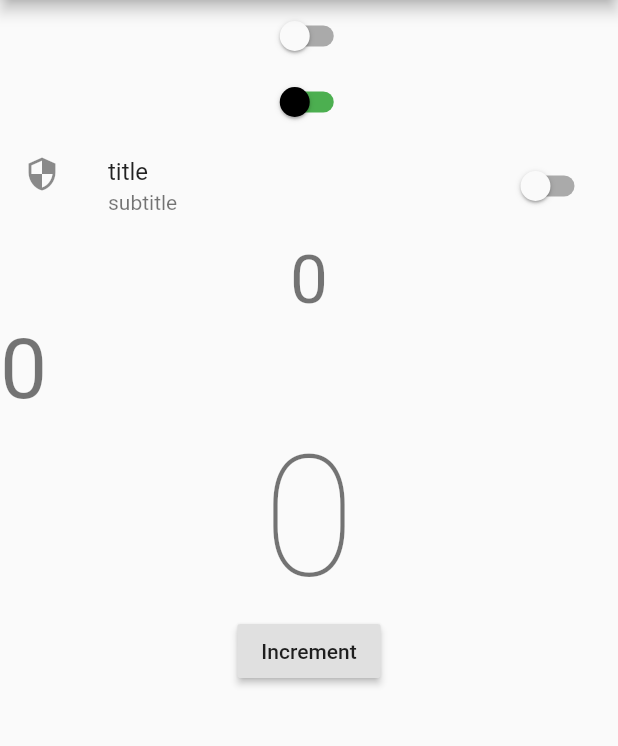
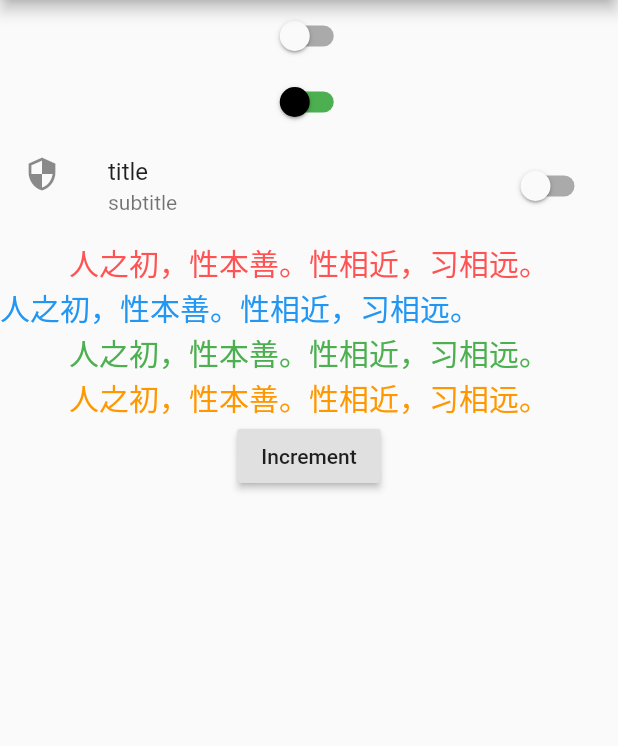
Before and after one commit to huangyuanlove/all_flutter_widget, a Flutter app: the SwitchWidget screen opened by its route, on a phone screen of 412 x 824 dp, the part 84-830 px from its top. Run offline on Flutter 3.47's test engine with Material 2 defaults, Android fonts, the light colour scheme and no system bars; our stand-ins replace flutter_riverpod, flutter_widget_from_html_core.

```diff
--- a/lib/all_widget/form/switch_widget.dart
+++ b/lib/all_widget/form/switch_widget.dart
@@ -1,9 +1,68 @@
+import 'dart:async';
+
 import 'package:flutter/material.dart';
 
 class SwitchWidget extends StatefulWidget {
   @override
   _SwitchWidgetState createState() => _SwitchWidgetState();
 }
+
+final List<String> values = ["人之初，性本善。性相近，习相远。",
+
+  "苟不教，性乃迁。教之道，贵以专。",
+
+"昔孟母，择邻处。子不学，断机杼。",
+
+"窦燕山，有义方。教五子，名俱扬。",
+
+"养不教，父之过。教不严，师之惰。",
+
+"子不学，非所宜。幼不学，老何为。",
+
+"玉不琢，不成器。人不学，不知义。",
+
+"为人子，方少时。亲师友，习礼仪。",
+
+"香九龄，能温席。孝于亲，所当执。",
+
+"融四岁，能让梨。弟于长，宜先知。",
+
+"首孝悌，次见闻。知某数，识某文。",
+
+"一而十，十而百。百而千，千而万。",
+
+"三才者，天地人。三光者，日月星。",
+
+"三纲者，君臣义。父子亲，夫妇顺。",
+
+"曰春夏，曰秋冬。此四时，运不穷。",
+
+"曰南北，曰西东。此四方，应乎中。",
+
+"曰水火，木金土。此五行，本乎数。",
+
+"十干者，甲至癸。十二支，子至亥。",
+
+"曰黄道，日所躔。曰赤道，当中权。",
+
+"赤道下，温暖极。我中华，在东北。",
+
+"曰江河，曰淮济。此四渎，水之纪。",
+
+"曰岱华，嵩恒衡。此五岳，山之名。",
+
+"曰士农，曰工商。此四民，国之良。",
+
+"曰仁义，礼智信。此五常，不容紊。",
+
+"地所生，有草木。此植物，遍水陆。",
+
+"有虫鱼，有鸟兽。此动物，能飞走。",
+
+"稻粱菽，麦黍稷。此六谷，人所食。",
+
+"马牛羊，鸡犬豕。此六畜，人所饲。"];
+
 
 class _SwitchWidgetState extends State<SwitchWidget> {
   @override
@@ -99,8 +158,30 @@ class DefaultAnimatedSwitcher extends StatefulWidget {
   _DefaultAnimatedSwitcherState createState() => _DefaultAnimatedSwitcherState();
 }
 
-class _DefaultAnimatedSwitcherState extends State<DefaultAnimatedSwitcher> {
+class _DefaultAnimatedSwitcherState extends State<DefaultAnimatedSwitcher> with SingleTickerProviderStateMixin{
   int _count = 0;
+
+
+ late AnimationController slideAnimationController;
+ @override
+  void initState() {
+    slideAnimationController= AnimationController(vsync: this,duration: Duration(seconds: 1));
+    slideAnimationController.addStatusListener((status) {
+      print ("当前状态  $status");
+      if(status == AnimationStatus.completed){
+        slideAnimationController.reset();
+        setState(() {
+          _count += 1;
+        });
+      }
+    });
+    Timer timer =  Timer.periodic(Duration(seconds: 2), (timer) {
+
+      slideAnimationController.forward();
+    });
+    super.initState();
+  }
+
   @override
   Widget build(BuildContext context) {
     return Column(
@@ -112,12 +193,12 @@ class _DefaultAnimatedSwitcherState extends State<DefaultAnimatedSwitcher> {
             return ScaleTransition(child: child, scale: animation);
           },
           child: Text(
-            '$_count',
+            values[_count % values.length],
             // This key causes the AnimatedSwitcher to interpret this as a "new"
             // child each time the count changes, so that it will begin its animation
             // when the count changes.
             key: ValueKey<int>(_count),
-            style: Theme.of(context).textTheme.displaySmall,
+              style: TextStyle(color: Colors.redAccent,fontSize: 20)
           ),
         ),
         AnimatedSwitcher(
@@ -126,12 +207,12 @@ class _DefaultAnimatedSwitcherState extends State<DefaultAnimatedSwitcher> {
             return SizeTransition(child: child, sizeFactor: animation);
           },
           child: Text(
-            '$_count',
+            values[_count % values.length],
             // This key causes the AnimatedSwitcher to interpret this as a "new"
             // child each time the count changes, so that it will begin its animation
             // when the count changes.
             key: ValueKey<int>(_count),
-            style: Theme.of(context).textTheme.displayMedium,
+            style: TextStyle(color: Colors.blue,fontSize: 20)
           ),
         ),
         AnimatedSwitcher(
@@ -140,17 +221,46 @@ class _DefaultAnimatedSwitcherState extends State<DefaultAnimatedSwitcher> {
             return RotationTransition(child: child, turns: animation);
           },
           child: Text(
-            '$_count',
+            values[_count % values.length ],
             // This key causes the AnimatedSwitcher to interpret this as a "new"
             // child each time the count changes, so that it will begin its animation
             // when the count changes.
             key: ValueKey<int>(_count),
-            style: Theme.of(context).textTheme.displayLarge,
+            style: TextStyle(color: Colors.green,fontSize: 20)
+          ),
+        ),
+        AnimatedSwitcher(
+          duration: const Duration(milliseconds: 500),
+          transitionBuilder: (Widget child, Animation<double> animation) {
+            return SlideTransition(position: Tween<Offset>(
+              begin:Offset(0,0),
+              end: Offset(0,-1)
+            ).animate(slideAnimationController),
+            child: Text(
+                values[_count % values.length ],
+                // This key causes the AnimatedSwitcher to interpret this as a "new"
+                // child each time the count changes, so that it will begin its animation
+                // when the count changes.
+                key: ValueKey<int>(_count),
+                style: TextStyle(color: Colors.orange,fontSize: 20)
+            ),
+            );
+
+          },
+          child: Text(
+              values[_count % values.length],
+              // This key causes the AnimatedSwitcher to interpret this as a "new"
+              // child each time the count changes, so that it will begin its animation
+              // when the count changes.
+              key: ValueKey<int>(_count),
+              style: TextStyle(color: Colors.green,fontSize: 20)
           ),
         ),
         RaisedButton(
           child: const Text('Increment'),
           onPressed: () {
+            slideAnimationController.reset();
+            slideAnimationController.forward();
             setState(() {
               _count += 1;
             });
--- /dev/null
+++ b/lib/third_part/show_rich_text_html.dart
@@ -0,0 +1,50 @@
+import 'package:flutter/cupertino.dart';
+import 'package:flutter/material.dart';
+import 'package:flutter_widget_from_html_core/flutter_widget_from_html_core.dart';
+
+class ShowHtmlTextWidget extends StatefulWidget {
+  const ShowHtmlTextWidget({Key? key}) : super(key: key);
+
+  @override
+  State<ShowHtmlTextWidget> createState() => _ShowHtmlTextWidgetState();
+}
+
+class _ShowHtmlTextWidgetState extends State<ShowHtmlTextWidget> {
+  @override
+  Widget build(BuildContext context) {
+    return MaterialApp(
+      home: Scaffold(
+        appBar: AppBar(
+          title: Text("富文本标签"),
+          centerTitle: true,
+        ),
+        body: Container(
+          padding: EdgeInsets.all(10),
+          child:
+          ListView(
+            children:           [HtmlWidget(
+              """请选择举报问题类型，举报对答题医生不可见 <span style='color:#1b91e0'>分类详细说明</span> <span style='color:#308ce8'>《连续订阅服务协议》</span>
+              <p>
+                  这是超链接，<a href='https://www.baidu.com>点击跳转到百度</a>这是超链接
+                  </p>
+                  <p>
+                  <img src='https://rawgit.flutter-io.cn/daohoangson/flutter_widget_from_html/bd80e2fef38f8d7ed69c388e2b325ea09aa7b817/demo_app/screenshots/HelloWorldScreen3.gif'/>
+                  </p>
+            <img src='https://rawgit.flutter-io.cn/daohoangson/flutter_widget_from_html/bd80e2fef38f8d7ed69c388e2b325ea09aa7b817/demo_app/screenshots/HelloWorldScreen1.gif'/>
+            """
+              ,
+              onTapUrl: (url){
+                print("富文本点击了超链接-> $url");
+                return true;
+              },
+              onTapImage: (imageMetadata){
+                print("富文本点击了图片-> $imageMetadata");
+              },
+            )],
+          ),
+
+        ),
+      ),
+    );
+  }
+}
--- a/pubspec.yaml
+++ b/pubspec.yaml
@@ -30,6 +30,7 @@ dependencies:
   fl_chart: ^0.55.0
   provider: ^6.0.3
   flutter_riverpod: ^2.0.0-dev.9
+  flutter_widget_from_html_core: ^0.8.5
 dev_dependencies:
   flutter_test:
     sdk: flutter
```
Also changed, not shown: lib/third_part.dart (+14 -0 lines), 3 other files.
